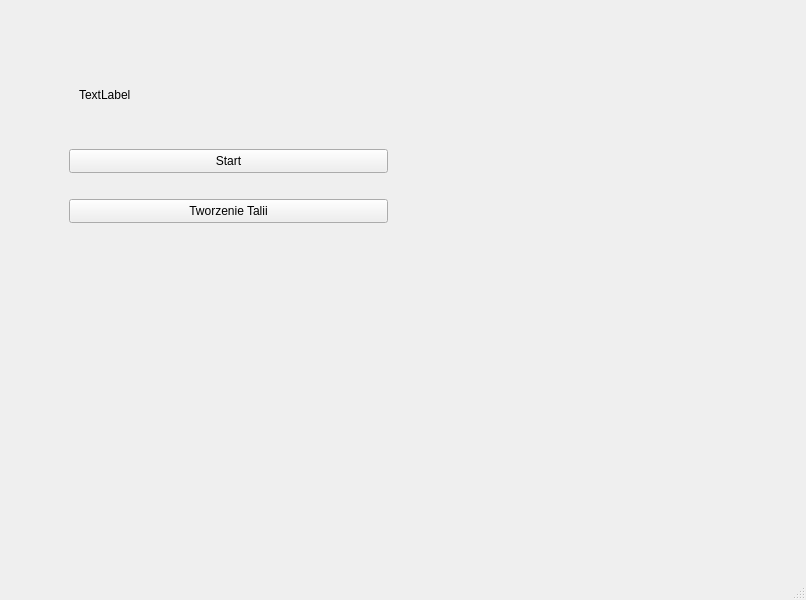
First picture: the form in Gwint/mainwindow.ui, repository Aleksander-Szostek/Programowanie2_Projekt_Gwint, before the edit.
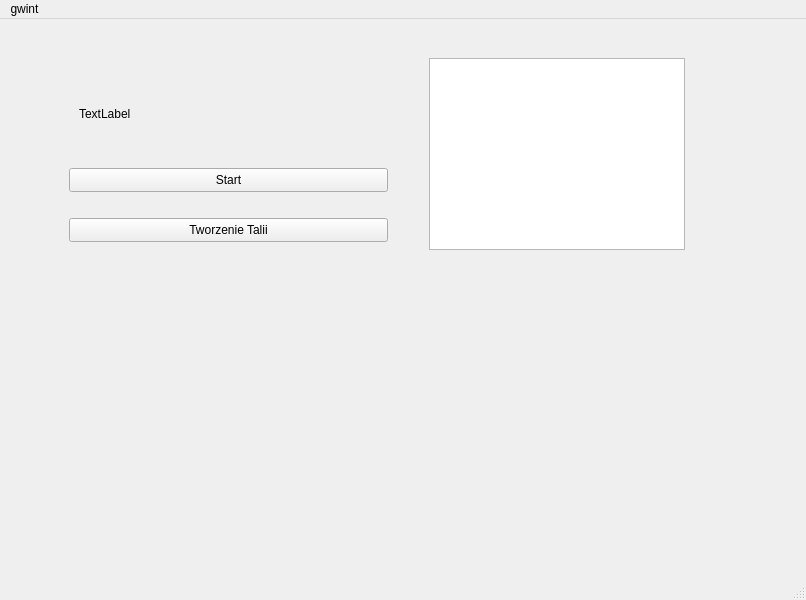
Second picture: the form after the edit. Icons and pictures are not drawn.

The edit to the form file:
```diff
--- a/Gwint/mainwindow.ui
+++ b/Gwint/mainwindow.ui
@@ -84,6 +84,19 @@
          <string>Tworzenie Talii</string>
         </property>
        </widget>
+       <widget class="QGraphicsView" name="graphicsView">
+        <property name="geometry">
+         <rect>
+          <x>420</x>
+          <y>30</y>
+          <width>256</width>
+          <height>192</height>
+         </rect>
+        </property>
+        <property name="styleSheet">
+         <string notr="true">image: url(:/gwont_plansza_templatka.png);</string>
+        </property>
+       </widget>
       </widget>
       <widget class="QWidget" name="Plansza"/>
      </widget>
@@ -99,6 +112,12 @@
      <height>17</height>
     </rect>
    </property>
+   <widget class="QMenu" name="menugwint">
+    <property name="title">
+     <string>gwint</string>
+    </property>
+   </widget>
+   <addaction name="menugwint"/>
   </widget>
   <widget class="QStatusBar" name="statusbar"/>
  </widget>
```
Left out of the diff: 4 changed lines with no effect on the pictures.
